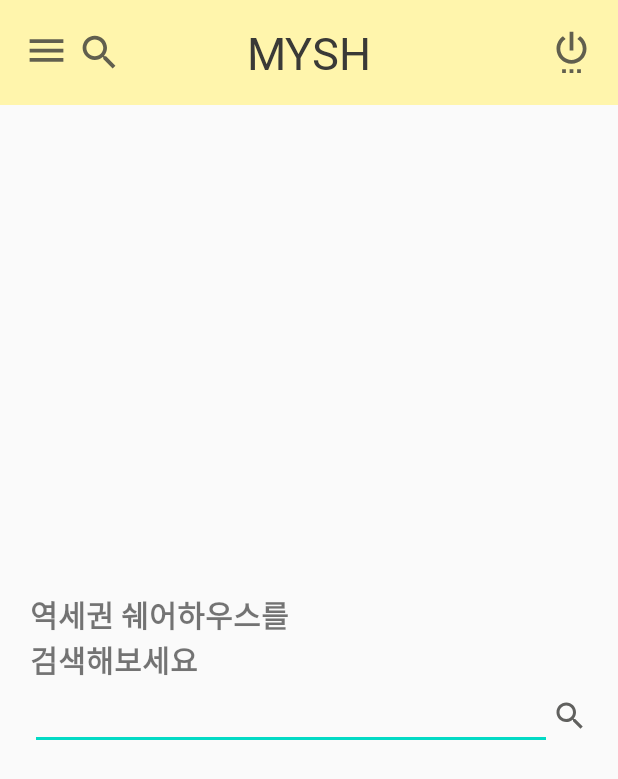
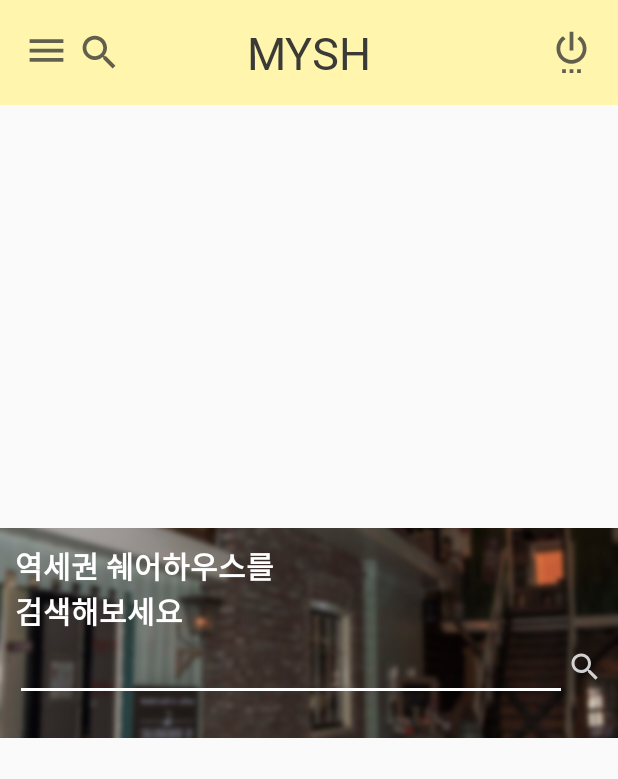
Before and after one commit to littlemary1379/ShareHouse-android-project, an Android app: the screen it shows after launch (MainActivity), on a phone screen of 412 x 824 dp. Shown: the top 779 px of the screen. Run offline under Robolectric (Android 15) with nearby library versions, the phone set to English and light mode, and no system bars.

Commit message:
검색창 배경에 사진 넣기

```diff
--- a/app/build.gradle
+++ b/app/build.gradle
@@ -26,6 +26,7 @@
     implementation fileTree(dir: "libs", include: ["*.jar"])
     implementation 'androidx.appcompat:appcompat:1.1.0'
     implementation 'androidx.constraintlayout:constraintlayout:1.1.3'
+    implementation 'androidx.gridlayout:gridlayout:1.0.0'
     testImplementation 'junit:junit:4.12'
     androidTestImplementation 'androidx.test.ext:junit:1.1.1'
     androidTestImplementation 'androidx.test.espresso:espresso-core:3.2.0'
--- /dev/null
+++ b/app/src/main/res/drawable-anydpi/ic_search_white.xml
@@ -0,0 +1,11 @@
+<vector xmlns:android="http://schemas.android.com/apk/res/android"
+    android:width="24dp"
+    android:height="24dp"
+    android:viewportWidth="24"
+    android:viewportHeight="24"
+    android:tint="#FFFFFF"
+    android:alpha="0.8">
+  <path
+      android:fillColor="@android:color/white"
+      android:pathData="M15.5,14h-0.79l-0.28,-0.27C15.41,12.59 16,11.11 16,9.5 16,5.91 13.09,3 9.5,3S3,5.91 3,9.5 5.91,16 9.5,16c1.61,0 3.09,-0.59 4.23,-1.57l0.27,0.28v0.79l5,4.99L20.49,19l-4.99,-5zM9.5,14C7.01,14 5,11.99 5,9.5S7.01,5 9.5,5 14,7.01 14,9.5 11.99,14 9.5,14z"/>
+</vector>
--- a/app/src/main/res/layout/activity_main.xml
+++ b/app/src/main/res/layout/activity_main.xml
@@ -19,45 +19,94 @@
 
         <LinearLayout
             android:layout_width="match_parent"
-            android:layout_height="match_parent"
-            android:layout_marginLeft="20dp"
-            android:layout_marginRight="20dp"
-            android:orientation="vertical">
+            android:layout_height="wrap_content"
+            android:orientation="vertical"
+            >
+
+            <androidx.constraintlayout.widget.ConstraintLayout
+                android:id="@+id/layout_searchbox"
+                android:layout_width="match_parent"
+                android:layout_height="wrap_content"
+                app:layout_constraintTop_toTopOf="parent"
+                app:layout_constraintBottom_toBottomOf="@id/layout_advantage">
+
+                <ImageView
+                    android:layout_width="match_parent"
+                    android:layout_height="140dp"
+                    android:scaleType="centerCrop"
+                    android:src="@drawable/mainimg"
+                    app:layout_constraintBottom_toBottomOf="parent"
+                    app:layout_constraintEnd_toEndOf="parent"
+                    app:layout_constraintStart_toStartOf="parent"
+                    app:layout_constraintTop_toTopOf="parent" />
 
                 <TextView
+                    android:id="@+id/tv_search_box1"
                     android:layout_width="match_parent"
                     android:layout_height="wrap_content"
+                    android:layout_marginLeft="10dp"
+                    android:layout_marginTop="10dp"
+                    android:layout_marginRight="10dp"
                     android:fontFamily="@font/notosanskr_light"
+                    android:includeFontPadding="false"
                     android:text="역세권 쉐어하우스를"
+                    android:textColor="@android:color/white"
                     android:textSize="20sp"
-                android:textStyle="bold" />
+                    android:textStyle="bold"
+                    app:layout_constraintEnd_toEndOf="parent"
+                    app:layout_constraintStart_toStartOf="parent"
+                    app:layout_constraintTop_toTopOf="parent" />
 
                 <TextView
+                    android:id="@+id/tv_search_box2"
                     android:layout_width="match_parent"
                     android:layout_height="wrap_content"
+                    android:layout_marginLeft="10dp"
+                    android:layout_marginRight="10dp"
                     android:fontFamily="@font/notosanskr_light"
+                    android:includeFontPadding="false"
                     android:text="검색해보세요"
+                    android:textColor="@android:color/white"
                     android:textSize="20sp"
-                android:textStyle="bold" />
+                    android:textStyle="bold"
+                    app:layout_constraintTop_toBottomOf="@+id/tv_search_box1" />
 
                 <LinearLayout
+                    android:id="@+id/linearLayout"
                     android:layout_width="match_parent"
                     android:layout_height="wrap_content"
-                android:orientation="horizontal">
+                    android:layout_marginLeft="10dp"
+                    android:layout_marginRight="10dp"
+                    android:orientation="horizontal"
+                    app:layout_constraintTop_toBottomOf="@+id/tv_search_box2">
 
                     <EditText
                         android:id="@+id/editTextTextPersonName"
                         android:layout_width="match_parent"
                         android:layout_height="wrap_content"
                         android:layout_weight="1"
-                    android:inputType="textPersonName" />
+                        android:backgroundTint="@android:color/white"
+                        android:inputType="textPersonName"
+                        android:privateImeOptions="defaultInputmode=korean"
+                        android:textColor="@android:color/white" />
+
+
                     <ImageView
                         android:layout_width="wrap_content"
                         android:layout_height="match_parent"
-                    android:src="@drawable/ic_search"
-                    />
+                        android:src="@drawable/ic_search_white" />
 
                 </LinearLayout>
+            </androidx.constraintlayout.widget.ConstraintLayout>
+            <androidx.constraintlayout.widget.ConstraintLayout
+                android:id="@+id/layout_advantage"
+                android:layout_width="match_parent"
+                android:layout_height="50dp"
+                app:layout_constraintTop_toBottomOf="@id/layout_searchbox"
+                >
+
+
+            </androidx.constraintlayout.widget.ConstraintLayout>
         </LinearLayout>
     </ScrollView>
 
--- a/app/src/main/res/values/styles.xml
+++ b/app/src/main/res/values/styles.xml
@@ -4,7 +4,7 @@
         <!-- Customize your theme here. -->
         <item name="colorPrimary">@color/colorPrimary</item>
         <item name="colorPrimaryDark">#000000</item>
-        <item name="colorAccent">@color/colorAccent</item>
+        <item name="colorAccent">#df0000</item>
+
     </style>
-
 </resources>
```
Also changed, not shown: app/src/main/res/drawable-hdpi/ic_search_white.png (added), app/src/main/res/drawable-mdpi/ic_search_white.png (added), app/src/main/res/drawable-v24/mainimg.jpg (added), app/src/main/res/drawable-xhdpi/ic_search_white.png (added), app/src/main/res/drawable-xxhdpi/ic_search_white.png (added). Lines whose indentation alone changed are shown as unchanged.
